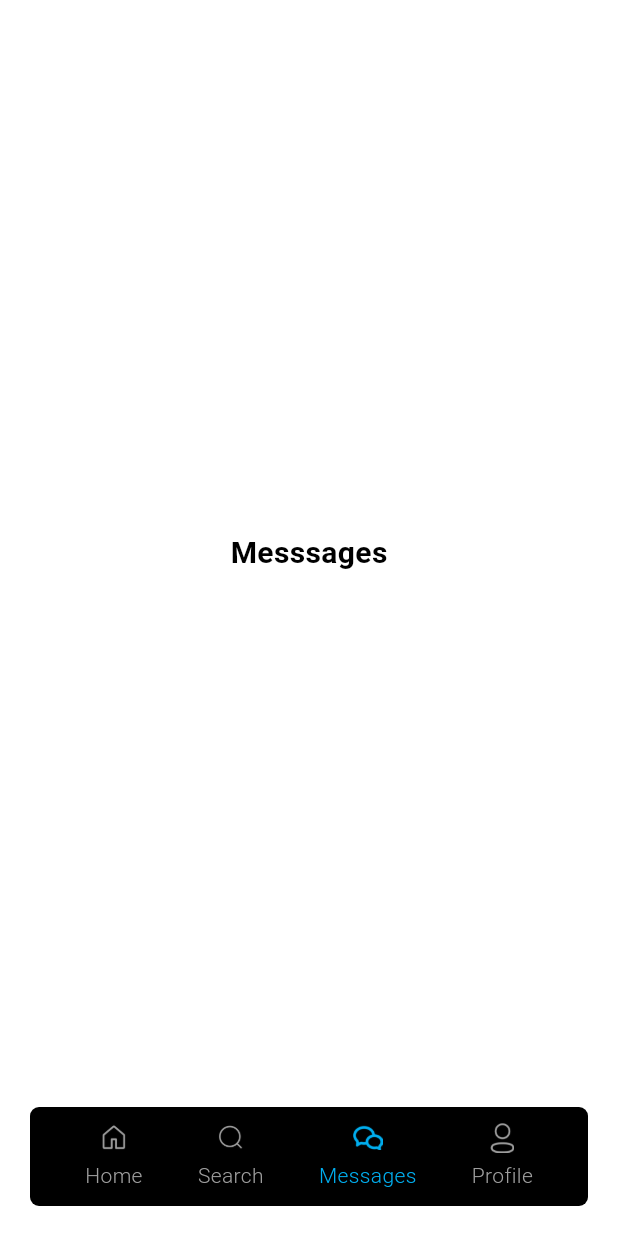
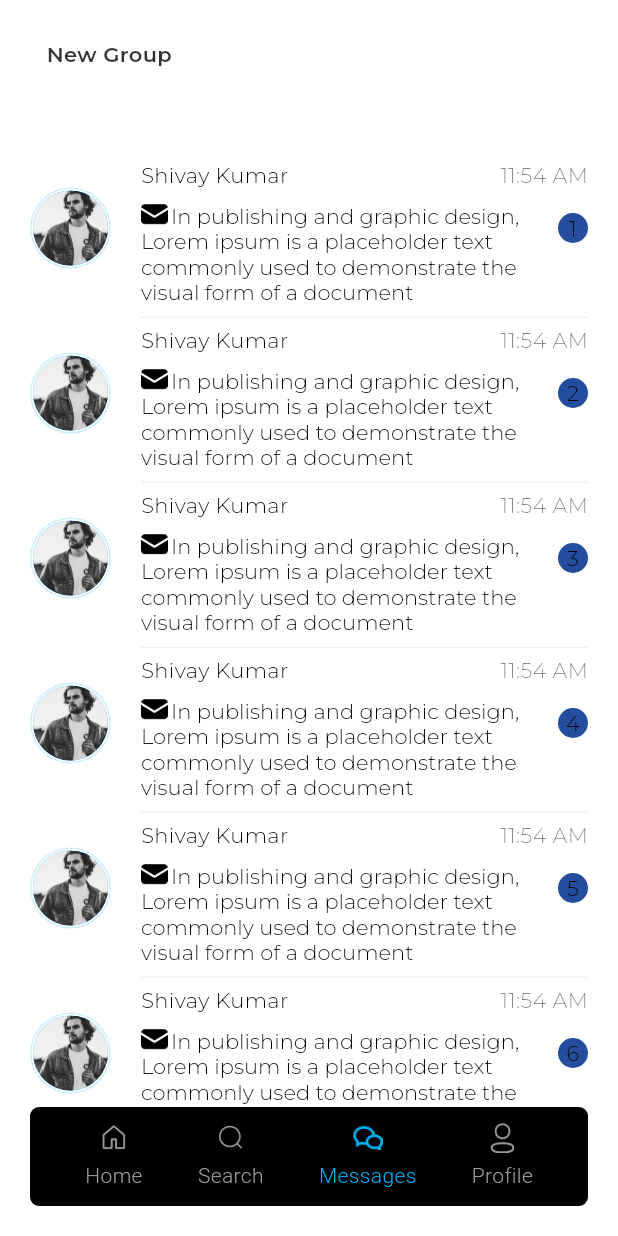
Before and after one commit to Fawadali521/Notary_Ping, a Flutter app: the screen it shows after launch, swiped to page 3, on a phone screen of 412 x 824 dp. Run offline on Flutter 3.47's test engine with Material 2 defaults, Android fonts, the light colour scheme and no system bars; drawn by our look-alikes of delayed_display; our stand-ins replace expandable_page_view, flutter_staggered_animations, get, page_transition, pinput; Roboto replaces fonts that are missing (Montserrat-Regular); project files that could hold a hidden picture were left out.

Commit message:
dashboard and profile monday , 12 31 PM

```diff
--- a/lib/main.dart
+++ b/lib/main.dart
@@ -5,6 +5,7 @@ import 'package:notary_ping/LandingPage.dart';
 import 'package:notary_ping/src/modules/auth/ForgotPassword.dart';
 import 'package:notary_ping/src/modules/auth/OnBoardingScreen.dart';
 import 'package:notary_ping/src/modules/dashboard/DashboardScreen.dart';
+import 'package:notary_ping/src/modules/dashboard/notification/Notification.dart';
 
 void main() {
   WidgetsFlutterBinding.ensureInitialized();
--- a/lib/src/modules/dashboard/DashboardScreen.dart
+++ b/lib/src/modules/dashboard/DashboardScreen.dart
@@ -1,11 +1,11 @@
 import 'package:flutter/material.dart';
 import 'package:flutter/services.dart';
 import 'package:notary_ping/src/modules/dashboard/home/Home.dart';
-import 'package:notary_ping/src/modules/dashboard/messages/Messages.dart';
-import 'package:notary_ping/src/modules/dashboard/profile/Profile.dart';
+ import 'package:notary_ping/src/modules/dashboard/profile/Profile.dart';
 import 'package:notary_ping/src/modules/dashboard/search/search.dart';
 
 import '../../../styles.dart';
+import 'chat/chart.dart';
 
 class Dashboard extends StatefulWidget {
   const Dashboard({
@@ -54,7 +54,7 @@ class _DashboardState extends State<Dashboard> {
         children: const [
           HomeScreen(),
           SearchScreen(),
-          MessagesScreen(),
+          Chats(),
           Profile(),
         ],
       ),
--- /dev/null
+++ b/lib/src/modules/dashboard/chat/ChartTile.dart
@@ -0,0 +1,151 @@
+ import 'package:flutter/material.dart';
+
+import '../../../../styles.dart';
+
+class ChatTile extends StatefulWidget {
+  final String msgCount;
+  const ChatTile({super.key, this.msgCount = '3'});
+
+  @override
+  State<ChatTile> createState() => _ChatTileState();
+}
+
+class _ChatTileState extends State<ChatTile> {
+  @override
+  Widget build(BuildContext context) {
+    double width = MediaQuery.of(context).size.width;
+    double height = MediaQuery.of(context).size.height;
+    return Container(
+      height: 110,
+      decoration: const BoxDecoration(
+        color: Colors.transparent,
+      ),
+      child: Padding(
+        padding: const EdgeInsets.only(bottom: 20),
+        child: Row(
+          crossAxisAlignment: CrossAxisAlignment.center,
+          mainAxisAlignment: MainAxisAlignment.start,
+          children: [
+            CircleAvatar(
+              radius: 27,
+              backgroundColor: Palette.primaryColor.withOpacity(0.2),
+              child: const Center(
+                child: CircleAvatar(
+                  radius: 26,
+                  backgroundColor: Colors.white,
+                  child: Center(
+                    child: CircleAvatar(
+                      radius: 25,
+                      backgroundColor: Palette.primaryColor,
+                      backgroundImage: AssetImage("assets/images/profileImage.png"),
+                    ),
+                  ),
+                ),
+              ),
+            ),
+            Padding(
+              padding: const EdgeInsets.only(left: 20),
+              child: SizedBox(
+                width: width - 60 - 54,
+                child: Stack(
+                  clipBehavior: Clip.none,
+                  children: [
+                    Column(
+                      children: [
+                        Row(
+                          crossAxisAlignment: CrossAxisAlignment.start,
+                          mainAxisAlignment: MainAxisAlignment.spaceBetween,
+                          children: [
+                            SizedBox(
+                              width: width - 60 - 54 - 100,
+                              child: const Row(
+                                children: [
+                                  Flexible(
+                                    child: Text(
+                                      "Shivay Kumar",
+                                      style: TextStyles.bodyText
+                                    ),
+                                  ),
+                                ],
+                              ),
+                            ),
+                            Opacity(
+                              opacity: 0.5,
+                              child: Text(
+                                "11:54 AM",
+                                style: TextStyles.hintText,
+                              ),
+                            ),
+                          ],
+                        ),
+                        Padding(
+                          padding: const EdgeInsets.only(top: 5),
+                          child: Row(
+                            mainAxisAlignment: MainAxisAlignment.spaceBetween,
+                            crossAxisAlignment: CrossAxisAlignment.start,
+                            children: [
+                              SizedBox(
+                                width: width - 60 - 54 - 30,
+                                height: 50,
+                                child: Row(
+                                  children: [
+                                    Flexible(
+                                        child: RichText(
+                                          overflow: TextOverflow.visible,
+                                          text: TextSpan(
+                                            children: [
+                                              WidgetSpan(
+                                                  child: Padding(
+                                                    padding: const EdgeInsets.only(
+                                                        top: 2, right: 2),
+                                                    child: Image.asset(
+                                                      "assets/icon/email.png",
+                                                      width: 18,
+                                                      fit: BoxFit.contain,
+                                                    ),
+                                                  )),
+                                              TextSpan(
+                                                text:
+                                                'In publishing and graphic design, Lorem ipsum is a placeholder text commonly used to demonstrate the visual form of a document',
+                                                style: TextStyles.bodyText,
+                                              ),
+                                            ],
+                                          ),
+                                        )),
+                                  ],
+                                ),
+                              ),
+                              SizedBox(
+                                  width: 20,
+                                  child: CircleAvatar(
+                                    backgroundColor: Palette.blue2,
+                                    child: Text(
+                                      widget.msgCount,
+                                      style: TextStyles.bodyText,
+                                      textAlign: TextAlign.center,
+                                    ),
+                                  )),
+                            ],
+                          ),
+                        ),
+                      ],
+                    ),
+                    Positioned(
+                      bottom: -15,
+                      child: Container(
+                        width: width - 60 - 54,
+                        height: 1,
+                        decoration: BoxDecoration(
+                            color: Colors.black.withOpacity(0.05)),
+                      ),
+                    )
+                  ],
+                ),
+              ),
+            )
+          ],
+        ),
+      ),
+    );
+  }
+}
--- /dev/null
+++ b/lib/src/modules/dashboard/chat/chart.dart
@@ -0,0 +1,198 @@
+import 'package:delayed_display/delayed_display.dart';
+import 'package:flutter/material.dart';
+import 'package:flutter_staggered_animations/flutter_staggered_animations.dart';
+
+import '../../../../styles.dart';
+import 'ChartTile.dart';
+
+
+class Chats extends StatefulWidget {
+  const Chats({super.key});
+
+  @override
+  State<Chats> createState() => _ChatsState();
+}
+
+class _ChatsState extends State<Chats> {
+  Duration upRowDelay = const Duration(milliseconds: 500);
+  Duration listDelay = const Duration(milliseconds: 350);
+  @override
+  Widget build(BuildContext context) {
+    double width = MediaQuery.of(context).size.width;
+    double height = MediaQuery.of(context).size.height;
+    return Scaffold(
+      body: Container(
+        height: height,
+        width: width,
+        decoration: const BoxDecoration(
+          color: Colors.white
+
+        ),
+        child: ListView(
+          shrinkWrap: true,
+          // physics: const NeverScrollableScrollPhysics(),
+          children: [
+            const SafeArea(child: SizedBox()),
+            Padding(
+              padding: const EdgeInsets.only(
+                  left: 20, right: 20, top: 15, bottom: 30),
+              child: Row(
+                mainAxisAlignment: MainAxisAlignment.spaceBetween,
+                crossAxisAlignment: CrossAxisAlignment.center,
+                children: [
+                   Row(
+                    mainAxisAlignment: MainAxisAlignment.end,
+                    children: [
+                      DelayedDisplay(
+                        delay: upRowDelay,
+                        slidingBeginOffset: const Offset(1.0, 0.0),
+                        slidingCurve: Curves.ease,
+                        child: Container(
+                          decoration: BoxDecoration(
+                              color: Colors.transparent,
+                              border: Border.all(
+                                width: 1,
+                                color: Colors.white.withOpacity(0.2),
+                              ),
+                              borderRadius: BorderRadius.circular(15)),
+                          child: const Padding(
+                            padding: EdgeInsets.only(
+                                left: 10, right: 10, top: 5, bottom: 5),
+                            child: Row(
+                              mainAxisSize: MainAxisSize.min,
+                              children: [
+                                Opacity(
+                                  opacity: 0.8,
+                                  child: Text(
+                                    "New Group ",
+                                    style: TextStyles.normalHeading,
+                                  ),
+                                ),
+                                Padding(
+                                  padding: EdgeInsets.only(),
+                                  child: Icon(
+                                    Icons.add,
+                                    size: 15,
+                                    color: Colors.white,
+                                  ),
+                                ),
+                              ],
+                            ),
+                          ),
+                        ),
+                      ),
+                      Padding(
+                        padding: const EdgeInsets.only(left: 20),
+                        child: DelayedDisplay(
+                          delay: upRowDelay,
+                          slidingBeginOffset: const Offset(1.0, 0.0),
+                          slidingCurve: Curves.ease,
+                          child: InkWell(
+                            onTap: () {
+                              //TODO
+                              // pushNewScreen(
+                              //   context,
+                              //   screen: const ChatSearch(),
+                              //   withNavBar: false,
+                              //   pageTransitionAnimation:
+                              //   PageTransitionAnimation.fade,
+                              // );
+
+                              // Navigator.push(
+                              //     context,
+                              //     PageTransition(
+                              //         type: PageTransitionType.fade,
+                              //         child: const ChatSearch()));
+                            },
+                            child: Container(
+                              height: 42,
+                              width: 42,
+                              decoration: BoxDecoration(
+                                borderRadius: BorderRadius.circular(15),
+                                border: Border.all(
+                                  color: Colors.white.withOpacity(0.2),
+                                  width: 1,
+                                ),
+                                color: Colors.transparent,
+                              ),
+                              child: Center(
+                                child: Center(
+                                  child: Padding(
+                                    padding: const EdgeInsets.only(),
+                                    child: Image.asset(
+                                      "assets/icon/messages.png",
+                                      width: 20,
+                                      fit: BoxFit.contain,
+                                      color: Colors.white,
+                                    ),
+                                  ),
+                                ),
+                              ),
+                            ),
+                          ),
+                        ),
+                      ),
+                    ],
+                  ),
+                ],
+              ),
+            ),
+            // Padding(
+            //   padding: const EdgeInsets.only(
+            //       left: 20, right: 20, top: 15, bottom: 20),
+            //   child: SizedBox(
+            //     height: 40,
+            //     child: TextFieldSearch(
+            //       onChanged: (x) {},
+            //       hint: 'Search People',
+            //     ),
+            //   ),
+            // ),
+            Container(
+              width: width,
+              decoration: const BoxDecoration(
+                color: Colors.white,
+                borderRadius: BorderRadius.only(
+                  topLeft: Radius.circular(25),
+                  topRight: Radius.circular(25),
+                ),
+              ),
+              child: ListView.builder(
+                itemCount: 12,
+                shrinkWrap: true,
+                physics: const NeverScrollableScrollPhysics(),
+                padding: const EdgeInsets.only(
+                    left: 20, right: 20, top: 20, bottom: 50),
+                itemBuilder: (BuildContext context, int index) {
+                  return AnimationConfiguration.staggeredList(
+                    position: index,
+                    duration: listDelay,
+                    child: SlideAnimation(
+                      verticalOffset: 50.0,
+                      child: FadeInAnimation(
+                        child: InkWell(
+                          onTap: () {
+                            // pushNewScreen(
+                            //   context,
+                            //   screen: const ChatUi(),
+                            //   withNavBar: false,
+                            //   pageTransitionAnimation:
+                            //   PageTransitionAnimation.fade,
+                            // );
+                          },
+                          child: ChatTile(
+                            msgCount: (index + 1).toString(),
+                          ),
+                        ),
+                      ),
+                    ),
+                  );
+                },
+              ),
+            ),
+          ],
+        ),
+      ),
+    );
+  }
+}
--- a/lib/src/modules/dashboard/messages/Messages.dart
+++ /dev/null
@@ -1,24 +0,0 @@
-
-
-import 'package:flutter/material.dart';
-
-import '../../../../styles.dart';
-class MessagesScreen extends StatefulWidget {
-  const MessagesScreen({Key? key}) : super(key: key);
-
-  @override
-  State<MessagesScreen> createState() => _MessagesScreenState();
-}
-
-class _MessagesScreenState extends State<MessagesScreen> {
-  @override
-  Widget build(BuildContext context) {
-    return Scaffold(
-
-      body: Container(
-        child: Center(child:
-        Text('Messsages', style: TextStyles.heading1,),),
-      ),
-    );
-  }
-}
```
Also changed, not shown: lib/src/modules/dashboard/notification/Notification.dart (added, +145 -0 lines), lib/src/modules/dashboard/profile/Languages.dart (+14 -10 lines), lib/src/modules/dashboard/profile/Profile.dart (+13 -24 lines), assets/icon/right-arrow.png, lib/src/modules/dashboard/setting/setting.dart (renamed from lib/src/modules/dashboard/profile/setting.dart).
